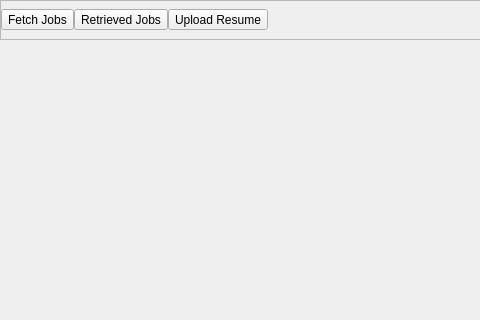
The window that views/main_window/main_window.ui (ozanpempegul/RoleMatcher) describes before a commit, drawn with Qt 5; both pictures show x 0 to 480 and y 0 to 320 of the 825 by 502 pixel window.
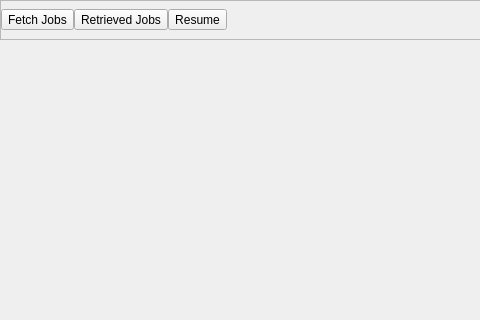
The same window after the commit.

Commit message: added loading of cv at the start. divided  resume page.

Patch:
```diff
--- a/views/main_window/main_window.ui
+++ b/views/main_window/main_window.ui
@@ -95,7 +95,7 @@
           <string notr="true">font: 11pt &quot;Segoe UI&quot;;</string>
          </property>
          <property name="text">
-          <string>Upload Resume</string>
+          <string>Resume</string>
          </property>
         </widget>
        </item>
```
Left out of the diff: 4 changed lines with no effect on the pictures. The commit also changes 13 other files.
